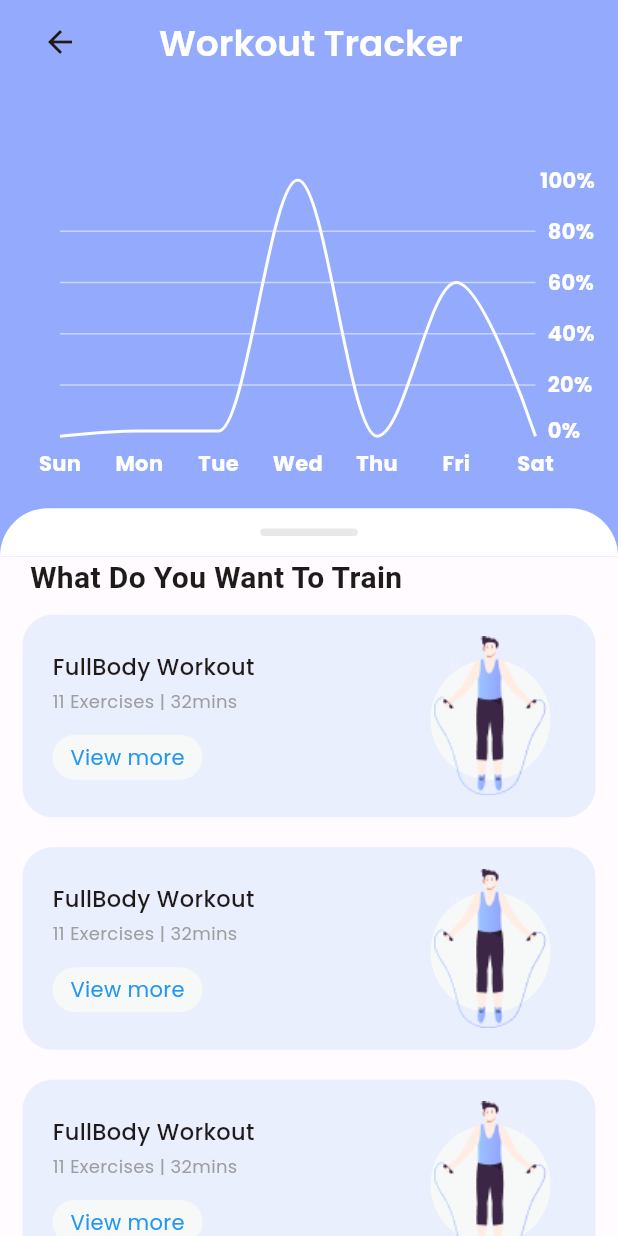
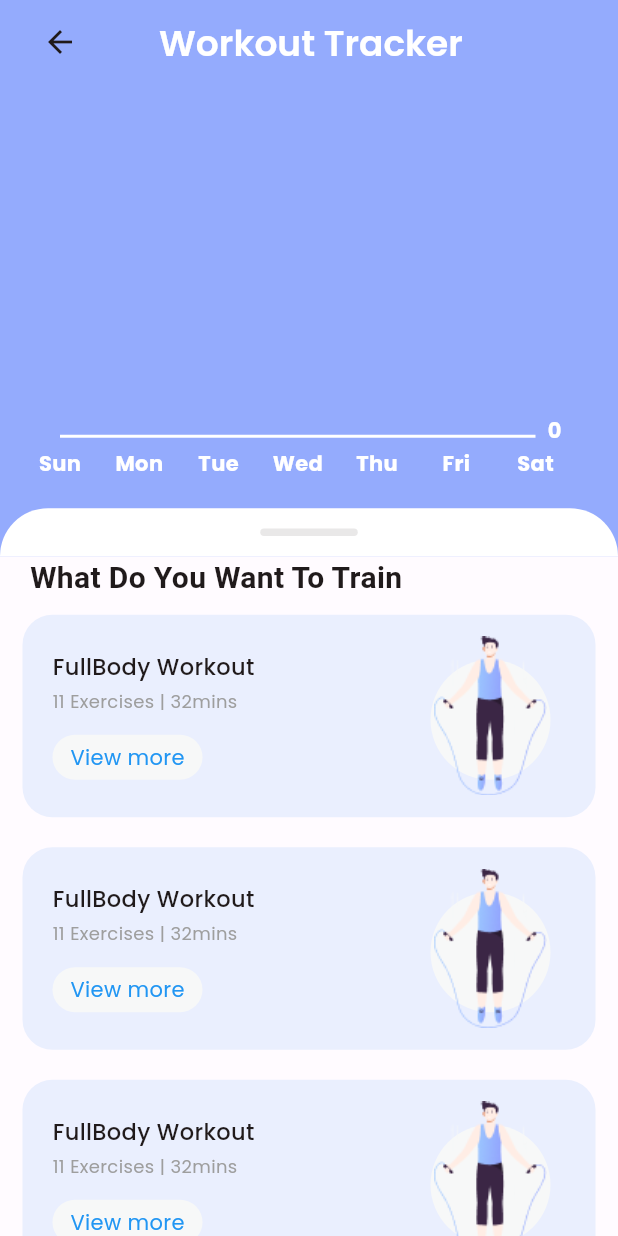
Before and after one commit to viveknarawade/FitnessApp, a Flutter app: the WorkoutTracker screen opened directly, on a phone screen of 412 x 824 dp. Run offline on Flutter 3.47's test engine with Material 3 defaults, Android fonts, the phone set to English and light mode, and no system bars; drawn by our look-alikes of fl_chart; our stand-ins replace flutter_svg, google_fonts; missing offline and left inert: simple_animation_progress_bar.

Commit message:
update onbording

```diff
--- a/FitLife/lib/Onboarding/onboarding.dart
+++ b/FitLife/lib/Onboarding/onboarding.dart
@@ -21,7 +21,7 @@ class Onbording extends StatelessWidget {
                 style: GoogleFonts.poppins(
                     fontSize: 23, fontWeight: FontWeight.w500),
               ),
-              SizedBox(height: 400),
+              Spacer(),
               SizedBox(
                 width: 370,
                 height: 70,
@@ -36,7 +36,8 @@ class Onbording extends StatelessWidget {
                         fontSize: 20, fontWeight: FontWeight.w500),
                   ),
                 ),
-              )
+              ),
+              SizedBox(height: 30,),
             ],
           ),
         ),
--- a/FitLife/lib/workout/workoutLineChart.dart
+++ b/FitLife/lib/workout/workoutLineChart.dart
@@ -6,36 +6,51 @@ class Workoutlinechart extends StatefulWidget {
   const Workoutlinechart({super.key});
 
   @override
-  State<Workoutlinechart> createState() => _DemoState();
+  State<Workoutlinechart> createState() => _WorkoutlinechartState();
 }
 
 TextStyle textStyle() {
   return GoogleFonts.poppins(
       fontSize: 14,
       color: Colors.white,
-      fontWeight: FontWeight.w700); // Make sure to return the TextStyle
+      fontWeight: FontWeight.w700);
 }
 
-class _DemoState extends State<Workoutlinechart> {
+class _WorkoutlinechartState extends State<Workoutlinechart> {
+  // This list will hold the dynamic calories burned data
+  List<FlSpot> caloriesData = [
+    FlSpot(0, 0), // Sunday
+    FlSpot(1, 0), // Monday
+    FlSpot(2, 0), // Tuesday
+    FlSpot(3, 0), // Wednesday
+    FlSpot(4, 0), // Thursday
+    FlSpot(5, 0), // Friday
+    FlSpot(6, 0), // Saturday
+  ];
+
+  // Function to update calories burned data
+  void updateCaloriesData(int dayIndex, double calories) {
+    setState(() {
+      caloriesData[dayIndex] = FlSpot(dayIndex.toDouble(), calories);
+    });
+  }
+
+  // Example function to simulate user burning calories
+  void burnCalories(int dayIndex, double calories) {
+    updateCaloriesData(dayIndex, calories);
+  }
+
   @override
   Widget build(BuildContext context) {
     return Padding(
-      padding: const EdgeInsets.only(left: 10.0,right: 15),
+      padding: const EdgeInsets.only(left: 10.0, right: 15),
       child: AspectRatio(
         aspectRatio: 2.0,
         child: LineChart(
           LineChartData(
             lineBarsData: [
               LineChartBarData(
-                spots: [
-                  FlSpot(0, 0),
-                  FlSpot(1, 1),
-                  FlSpot(2, 1),
-                  FlSpot(3, 50),
-                  FlSpot(4, 0),
-                  FlSpot(5, 30),
-                  FlSpot(6, 0),
-                ],
+                spots: caloriesData, // Use dynamic calories data here
                 color: Colors.white,
                 isCurved: true,
                 curveSmoothness: 0.35,
@@ -46,7 +61,7 @@ class _DemoState extends State<Workoutlinechart> {
                     return false;
                   },
                 ),
-              )
+              ),
             ],
             titlesData: FlTitlesData(
               rightTitles: AxisTitles(
@@ -56,57 +71,39 @@ class _DemoState extends State<Workoutlinechart> {
                     switch (value.toInt()) {
                       case 0:
                         return Padding(
-                          padding: const EdgeInsets.only(bottom: 8.0,left: 8),
-                          child: Text(
-                            '0%',
-                            style: textStyle(),
-                          ),
-                        );
-                      case 10:
-                        return Padding(
-                          padding: const EdgeInsets.only(left: 8.0),
-                          child: Text(
-                            '20%',
-                            style: textStyle(),
-                          ),
+                          padding: const EdgeInsets.only(bottom: 8.0, left: 8),
+                          child: Text('0', style: textStyle()),
                         );
                       case 20:
                         return Padding(
                           padding: const EdgeInsets.only(left: 8.0),
-                          child: Text(
-                            '40%',
-                            style: textStyle(),
-                          ),
-                        );
-                      case 30:
-                        return Padding(
-                          padding: const EdgeInsets.only(left: 8.0),
-                          child: Text(
-                            '60%',
-                            style: textStyle(),
-                          ),
+                          child: Text('20', style: textStyle()),
                         );
                       case 40:
                         return Padding(
                           padding: const EdgeInsets.only(left: 8.0),
-                          child: Text(
-                            '80%',
-                            style: textStyle(),
-                          ),
+                          child: Text('40', style: textStyle()),
                         );
-                      case 50:
+                      case 60:
+                        return Padding(
+                          padding: const EdgeInsets.only(left: 8.0),
+                          child: Text('60', style: textStyle()),
+                        );
+                      case 80:
+                        return Padding(
+                          padding: const EdgeInsets.only(left: 8.0),
+                          child: Text('80', style: textStyle()),
+                        );
+                      case 100:
                         return Padding(
                           padding: const EdgeInsets.only(left: 3.0),
-                          child: Text(
-                            '100%',
-                            style: textStyle(),
-                          ),
+                          child: Text('100', style: textStyle()),
                         );
                       default:
                         return const SizedBox.shrink();
                     }
                   },
-                  interval: 10,
+                  interval: 20,
                   reservedSize: 40,
                 ),
               ),
@@ -123,50 +120,32 @@ class _DemoState extends State<Workoutlinechart> {
                       case 1:
                         return Padding(
                           padding: const EdgeInsets.all(8.0),
-                          child: Text(
-                            'Mon',
-                            style: textStyle(),
-                          ),
+                          child: Text('Mon', style: textStyle()),
                         );
                       case 2:
                         return Padding(
                           padding: const EdgeInsets.all(8.0),
-                          child: Text(
-                            'Tue',
-                            style: textStyle(),
-                          ),
+                          child: Text('Tue', style: textStyle()),
                         );
                       case 3:
                         return Padding(
                           padding: const EdgeInsets.all(8.0),
-                          child: Text(
-                            'Wed',
-                            style: textStyle(),
-                          ),
+                          child: Text('Wed', style: textStyle()),
                         );
                       case 4:
                         return Padding(
                           padding: const EdgeInsets.all(8.0),
-                          child: Text(
-                            'Thu',
-                            style: textStyle(),
-                          ),
+                          child: Text('Thu', style: textStyle()),
                         );
                       case 5:
                         return Padding(
                           padding: const EdgeInsets.all(8.0),
-                          child: Text(
-                            'Fri',
-                            style: textStyle(),
-                          ),
+                          child: Text('Fri', style: textStyle()),
                         );
                       case 6:
                         return Padding(
                           padding: const EdgeInsets.all(8.0),
-                          child: Text(
-                            'Sat',
-                            style: textStyle(),
-                          ),
+                          child: Text('Sat', style: textStyle()),
                         );
                       default:
                         return const SizedBox.shrink();
@@ -183,19 +162,15 @@ class _DemoState extends State<Workoutlinechart> {
                 sideTitles: SideTitles(showTitles: false),
               ),
             ),
-            borderData: FlBorderData(
-              show: false, // This hides the border
-            ),
+            borderData: FlBorderData(show: false),
             gridData: FlGridData(
-              show: true, // Set to true to show grid lines
-              drawHorizontalLine:
-                  true, // Set to true to show horizontal grid lines
-              drawVerticalLine: false, // Set to false to hide vertical grid lines
+              show: true,
+              drawHorizontalLine: true,
+              drawVerticalLine: false,
               getDrawingHorizontalLine: (value) {
                 return FlLine(
-                  color: Colors.white
-                      .withOpacity(0.5), // Set color for horizontal grid lines
-                  strokeWidth: 1, // Set stroke width for horizontal grid lines
+                  color: Colors.white.withOpacity(0.5),
+                  strokeWidth: 1,
                 );
               },
             ),
```
Also changed, not shown: FitLife/pubspec.lock.
